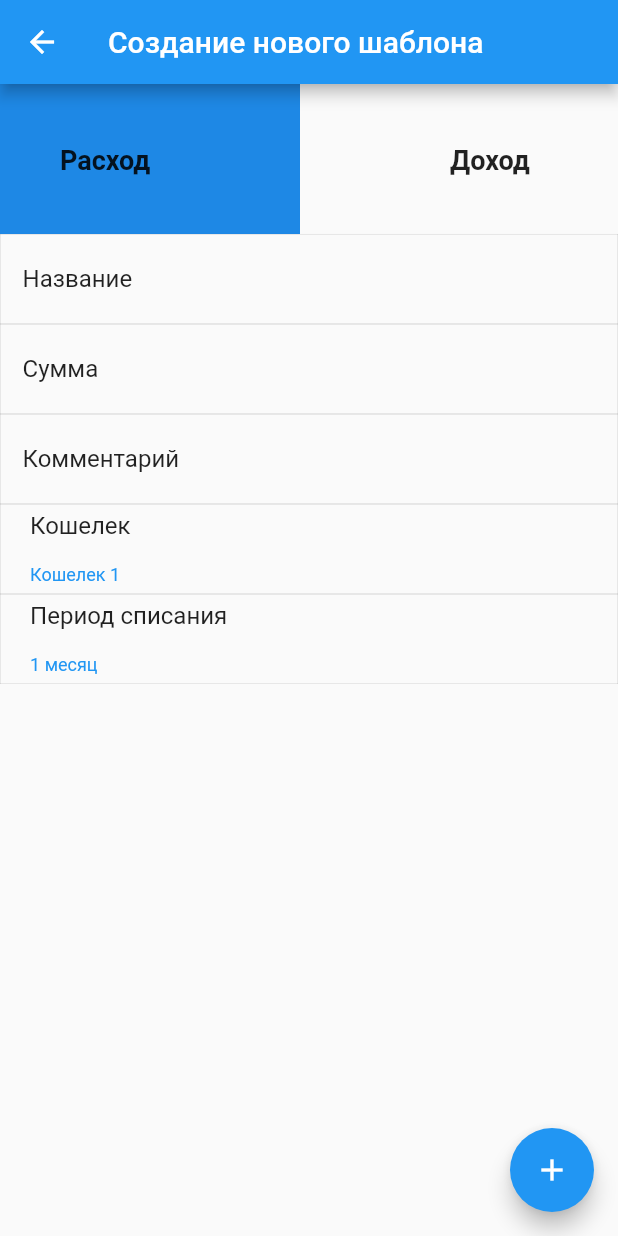
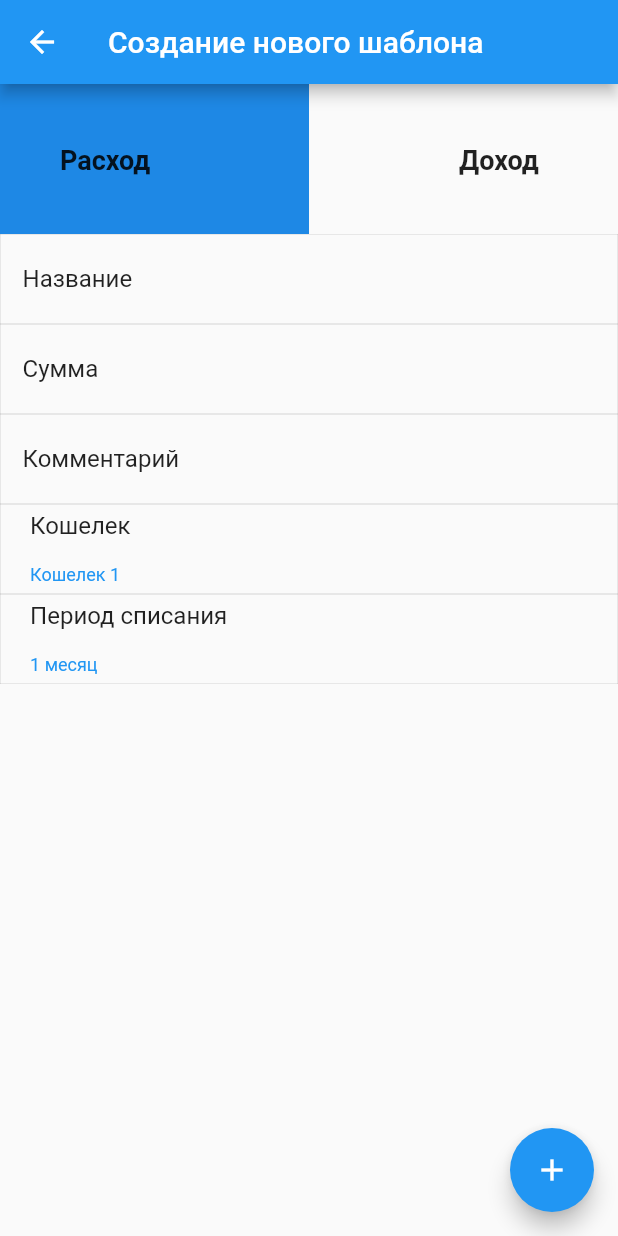
Before and after one commit to andryfaciy/Flatter_App, a Flutter app: the TemplatesPage screen opened directly, after a tap on the "add" icon, on a phone screen of 412 x 824 dp. Run offline on Flutter 3.47's test engine with Material 2 defaults, Android fonts, the phone set to English and light mode, and no system bars.

Commit message:
Andryfaciy
исправил невлазиющие цифры в шаблонах. теперь на любом устройстве будут отображаться нормально

```diff
--- a/flutter_app/lib/main.dart
+++ b/flutter_app/lib/main.dart
@@ -369,7 +369,7 @@ class TemplatesPage extends StatelessWidget {   //Экран Шаблоны
                 child: Padding(
                   padding: EdgeInsets.fromLTRB(0, 0, 0, 0),
                   child: Row(
-                    crossAxisAlignment: CrossAxisAlignment.start,
+                    mainAxisAlignment: MainAxisAlignment.spaceBetween,
                     children: [
                       Container(
                         width: 200,
@@ -386,10 +386,9 @@ class TemplatesPage extends StatelessWidget {   //Экран Шаблоны
                           ],
                         ),
                       ),
-                      Container(
-                          padding: EdgeInsets.fromLTRB(120, 20, 0, 0),
-                          child: Text("-23345", style: TextStyle(fontSize: 18 , color : Colors.red , fontWeight: FontWeight.bold ))
-                      ),
+
+                          Text("-23345", style: TextStyle(fontSize: 18 , color : Colors.red , fontWeight: FontWeight.bold ))
+
                     ],
                   ),
                 ),
@@ -411,7 +410,7 @@ class TemplatesPage extends StatelessWidget {   //Экран Шаблоны
                 child: Padding(
                   padding: EdgeInsets.fromLTRB(0, 0, 0, 0),
                   child: Row(
-                    crossAxisAlignment: CrossAxisAlignment.start,
+                    mainAxisAlignment: MainAxisAlignment.spaceBetween,
                     children: [
                       Container(
                         width: 200,
@@ -428,10 +427,7 @@ class TemplatesPage extends StatelessWidget {   //Экран Шаблоны
                           ],
                         ),
                       ),
-                      Container(
-                          padding: EdgeInsets.fromLTRB(120, 20, 0, 0),
-                          child: Text("+28345", style: TextStyle(fontSize: 18 , color : Colors.green , fontWeight: FontWeight.bold ))
-                      ),
+                      Text( "+28345", style: TextStyle(fontSize: 18 , color : Colors.green , fontWeight: FontWeight.bold   )),
                     ],
                   ),
                 ),
@@ -453,7 +449,7 @@ class TemplatesPage extends StatelessWidget {   //Экран Шаблоны
                 child: Padding(
                   padding: EdgeInsets.fromLTRB(0, 0, 0, 0),
                   child: Row(
-                    crossAxisAlignment: CrossAxisAlignment.start,
+                    mainAxisAlignment: MainAxisAlignment.spaceBetween,
                     children: [
                       Container(
                         width: 200,
@@ -470,10 +466,10 @@ class TemplatesPage extends StatelessWidget {   //Экран Шаблоны
                           ],
                         ),
                       ),
-                      Container(
-                          padding: EdgeInsets.fromLTRB(120, 20, 0, 0),
-                          child: Text("-32345", style: TextStyle(fontSize: 18 , color : Colors.red , fontWeight: FontWeight.bold ))
-                      ),
+
+
+                         Text("-32345", style: TextStyle(fontSize: 18 , color : Colors.red , fontWeight: FontWeight.bold ))
+
                     ],
                   ),
                 ),
@@ -495,7 +491,7 @@ class TemplatesPage extends StatelessWidget {   //Экран Шаблоны
                 child: Padding(
                   padding: EdgeInsets.fromLTRB(0, 0, 0, 0),
                   child: Row(
-                    crossAxisAlignment: CrossAxisAlignment.start,
+                    mainAxisAlignment: MainAxisAlignment.spaceBetween,
                     children: [
                       Container(
                         width: 200,
@@ -512,10 +508,10 @@ class TemplatesPage extends StatelessWidget {   //Экран Шаблоны
                           ],
                         ),
                       ),
-                      Container(
-                          padding: EdgeInsets.fromLTRB(120, 20, 0, 0),
-                          child: Text("+2500", style: TextStyle(fontSize: 18 , color : Colors.green , fontWeight: FontWeight.bold ))
-                      ),
+
+
+                          Text("+2500", style: TextStyle(fontSize: 18 , color : Colors.green , fontWeight: FontWeight.bold ))
+
                     ],
                   ),
                 ),
@@ -537,7 +533,7 @@ class TemplatesPage extends StatelessWidget {   //Экран Шаблоны
                 child: Padding(
                   padding: EdgeInsets.fromLTRB(0, 0, 0, 0),
                   child: Row(
-                    crossAxisAlignment: CrossAxisAlignment.start,
+                    mainAxisAlignment: MainAxisAlignment.spaceBetween,
                     children: [
                       Container(
                         width: 200,
@@ -554,10 +550,9 @@ class TemplatesPage extends StatelessWidget {   //Экран Шаблоны
                           ],
                         ),
                       ),
-                      Container(
-                          padding: EdgeInsets.fromLTRB(120, 20, 0, 0),
-                          child: Text("-650023", style: TextStyle(fontSize: 18 , color : Colors.red , fontWeight: FontWeight.bold ))
-                      ),
+
+                          Text("-650023", style: TextStyle(fontSize: 18 , color : Colors.red , fontWeight: FontWeight.bold ))
+
                     ],
                   ),
                 ),
@@ -706,31 +701,32 @@ class Newshablone extends StatelessWidget {   //Экран создания но
   Widget build(BuildContext context) {
     return Scaffold(
         appBar: AppBar(title: Text('Создание нового шаблона'),),
-        body: Column(
-          crossAxisAlignment: CrossAxisAlignment.start,
+        body: ListView(
+
           children: [
-            Container(
-              padding: EdgeInsets.fromLTRB(0, 0, 0, 0) ,
-              child: Row(
+
+
+              Row(
+                mainAxisAlignment: MainAxisAlignment.spaceBetween,
                 children: [
                   Container(
                     color: Colors.blue[600],
                     padding: EdgeInsets.fromLTRB(40, 40, 0, 0) ,
                     height: 100,
-                    width: 200 ,
+                    width: MediaQuery.of(context).size.width / 2 ,
                     child :
                     Text("Расход" , style: TextStyle(fontSize: 18 ,  fontWeight: FontWeight.bold )),
                   ),
                   Container(
                     height: 100,
-                    width: 200 ,
+                    width: MediaQuery.of(context).size.width / 2,
                     padding: EdgeInsets.fromLTRB(100, 40, 0, 0) ,
                     child:
                     Text("Доход" , style: TextStyle(fontSize: 18 ,  fontWeight: FontWeight.bold )),
                   ),
                 ],
               ),
-            ),
+
             GestureDetector(
               onTap: () {
                 print("Tapped a Container");
```
